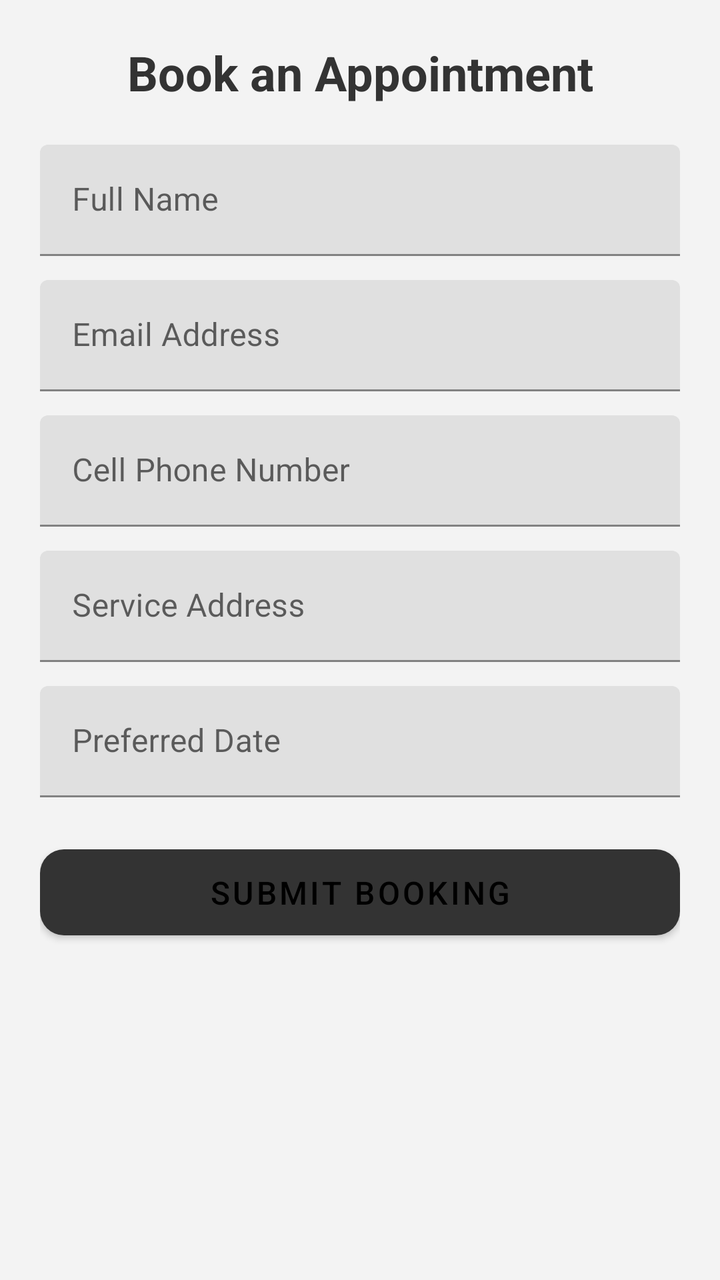
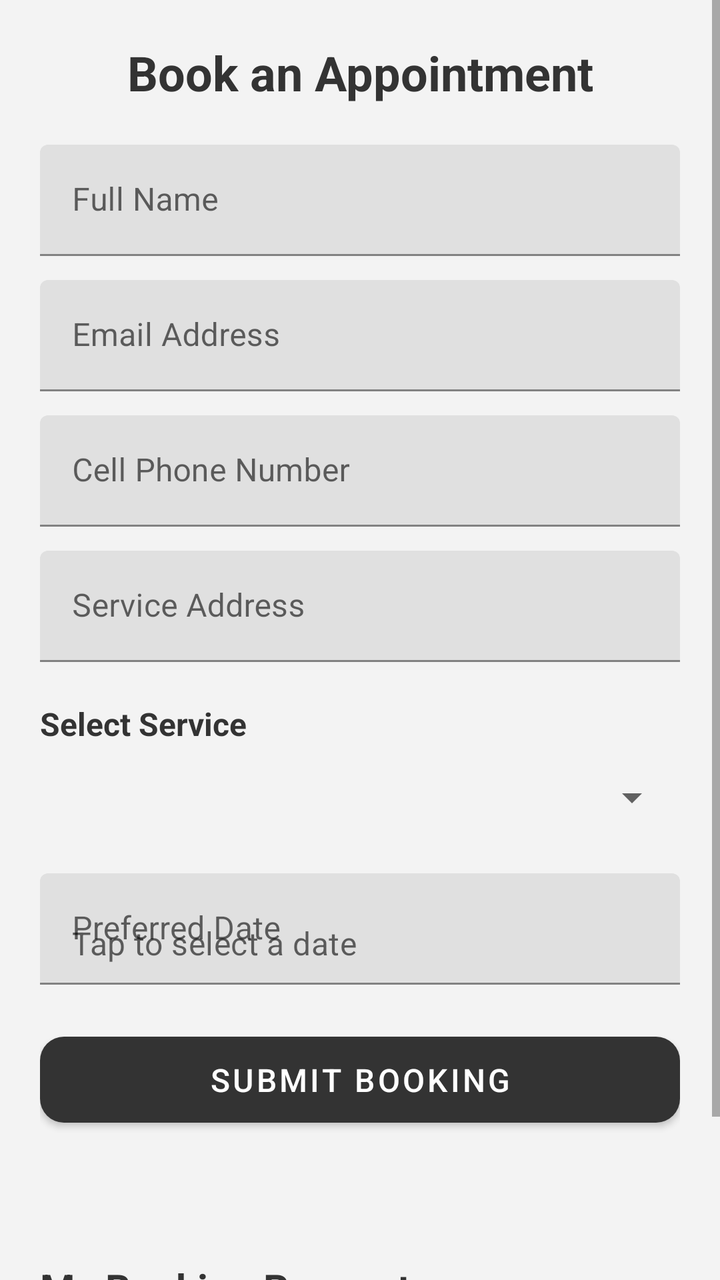

Screens rendered from an Android XML layout before and after an edit, with the pre-edit source and the edit as a unified diff.
<!-- AndroidManifest.xml: application theme Theme.NyamatsiApp -->
<!-- res/layout/fragment_bookings.xml -->
<?xml version="1.0" encoding="utf-8"?>
<ScrollView xmlns:android="http://schemas.android.com/apk/res/android"
    xmlns:app="http://schemas.android.com/apk/res-auto"
    android:layout_width="match_parent"
    android:layout_height="match_parent"
    android:background="@color/background_light">

    <LinearLayout
        android:layout_width="match_parent"
        android:layout_height="wrap_content"
        android:orientation="vertical"
        android:padding="20dp">

        <TextView
            android:layout_width="match_parent"
            android:layout_height="wrap_content"
            android:text="Book an Appointment"
            android:textSize="24sp"
            android:textStyle="bold"
            android:textColor="@color/dark_grey"
            android:gravity="center"
            android:layout_marginBottom="20dp"/>

        <com.google.android.material.textfield.TextInputLayout
            android:layout_width="match_parent"
            android:layout_height="wrap_content"
            android:layout_marginBottom="12dp"
            android:hint="Full Name">
            <com.google.android.material.textfield.TextInputEditText
                android:layout_width="match_parent"
                android:layout_height="wrap_content"
                android:inputType="textPersonName"/>
        </com.google.android.material.textfield.TextInputLayout>

        <com.google.android.material.textfield.TextInputLayout
            android:layout_width="match_parent"
            android:layout_height="wrap_content"
            android:layout_marginBottom="12dp"
            android:hint="Email Address">
            <com.google.android.material.textfield.TextInputEditText
                android:layout_width="match_parent"
                android:layout_height="wrap_content"
                android:inputType="textEmailAddress"/>
        </com.google.android.material.textfield.TextInputLayout>

        <com.google.android.material.textfield.TextInputLayout
            android:layout_width="match_parent"
            android:layout_height="wrap_content"
            android:layout_marginBottom="12dp"
            android:hint="Cell Phone Number">
            <com.google.android.material.textfield.TextInputEditText
                android:layout_width="match_parent"
                android:layout_height="wrap_content"
                android:inputType="phone"/>
        </com.google.android.material.textfield.TextInputLayout>

        <com.google.android.material.textfield.TextInputLayout
            android:layout_width="match_parent"
            android:layout_height="wrap_content"
            android:layout_marginBottom="12dp"
            android:hint="Service Address">
            <com.google.android.material.textfield.TextInputEditText
                android:layout_width="match_parent"
                android:layout_height="wrap_content"
                android:inputType="textPostalAddress"/>
        </com.google.android.material.textfield.TextInputLayout>

        <com.google.android.material.textfield.TextInputLayout
            android:layout_width="match_parent"
            android:layout_height="wrap_content"
            android:layout_marginBottom="20dp"
            android:hint="Preferred Date">
            <com.google.android.material.textfield.TextInputEditText
                android:layout_width="match_parent"
                android:layout_height="wrap_content"
                android:inputType="date"
                android:focusable="false"/> 
        </com.google.android.material.textfield.TextInputLayout>

        <com.google.android.material.button.MaterialButton
            android:layout_width="match_parent"
            android:layout_height="55dp"
            android:text="Submit Booking"
            android:textSize="16sp"
            app:backgroundTint="@color/dark_grey"
            app:cornerRadius="12dp"/>

    </LinearLayout>
</ScrollView>
<!-- resources referenced by this layout -->
<resources>
  <color name="background_light">#F3F3F3</color>
  <color name="dark_grey">#333333</color>
  <style name="Theme.NyamatsiApp" parent="Theme.MaterialComponents.DayNight.NoActionBar">
  
          
          <item name="colorPrimary">@color/primary_cyan</item>
          <item name="colorPrimaryVariant">@color/dark_grey</item>
          <item name="colorOnPrimary">@color/black</item>
  
          
          <item name="colorSecondary">@color/primary_cyan</item>
          <item name="colorSecondaryVariant">@color/dark_grey</item>
          <item name="colorOnSecondary">@color/black</item>
  
          
          <item name="android:statusBarColor" tools:targetApi="l">@color/dark_grey</item>
      </style>
  <color name="primary_cyan">#00BFFF</color>
  <color name="black">#FF000000</color>
</resources>

<!-- the commit's change to res/layout/fragment_bookings.xml (unified diff, before → after) -->
@@ -1,16 +1,20 @@
 <?xml version="1.0" encoding="utf-8"?>
-<ScrollView xmlns:android="http://schemas.android.com/apk/res/android"
+<ScrollView
+    xmlns:android="http://schemas.android.com/apk/res/android"
     xmlns:app="http://schemas.android.com/apk/res-auto"
     android:layout_width="match_parent"
     android:layout_height="match_parent"
-    android:background="@color/background_light">
+    android:background="@color/background_light"
+    android:fillViewport="true">
 
-    <LinearLayout
+
+<LinearLayout
         android:layout_width="match_parent"
         android:layout_height="wrap_content"
         android:orientation="vertical"
         android:padding="20dp">
 
+        
         <TextView
             android:layout_width="match_parent"
             android:layout_height="wrap_content"
@@ -19,71 +23,145 @@
             android:textStyle="bold"
             android:textColor="@color/dark_grey"
             android:gravity="center"
-            android:layout_marginBottom="20dp"/>
+            android:layout_marginBottom="20dp" />
 
+        
         <com.google.android.material.textfield.TextInputLayout
             android:layout_width="match_parent"
             android:layout_height="wrap_content"
             android:layout_marginBottom="12dp"
             android:hint="Full Name">
+
             <com.google.android.material.textfield.TextInputEditText
+                android:id="@+id/bookName"
                 android:layout_width="match_parent"
                 android:layout_height="wrap_content"
-                android:inputType="textPersonName"/>
+                android:inputType="textPersonName" />
+
         </com.google.android.material.textfield.TextInputLayout>
 
+        
         <com.google.android.material.textfield.TextInputLayout
             android:layout_width="match_parent"
             android:layout_height="wrap_content"
             android:layout_marginBottom="12dp"
             android:hint="Email Address">
+
             <com.google.android.material.textfield.TextInputEditText
+                android:id="@+id/bookEmail"
                 android:layout_width="match_parent"
                 android:layout_height="wrap_content"
-                android:inputType="textEmailAddress"/>
+                android:inputType="textEmailAddress" />
+
         </com.google.android.material.textfield.TextInputLayout>
 
+        
         <com.google.android.material.textfield.TextInputLayout
             android:layout_width="match_parent"
             android:layout_height="wrap_content"
             android:layout_marginBottom="12dp"
             android:hint="Cell Phone Number">
+
             <com.google.android.material.textfield.TextInputEditText
+                android:id="@+id/bookPhone"
                 android:layout_width="match_parent"
                 android:layout_height="wrap_content"
-                android:inputType="phone"/>
+                android:inputType="phone" />
+
         </com.google.android.material.textfield.TextInputLayout>
 
+        
         <com.google.android.material.textfield.TextInputLayout
             android:layout_width="match_parent"
             android:layout_height="wrap_content"
             android:layout_marginBottom="12dp"
             android:hint="Service Address">
+
             <com.google.android.material.textfield.TextInputEditText
+                android:id="@+id/bookAddress"
                 android:layout_width="match_parent"
                 android:layout_height="wrap_content"
-                android:inputType="textPostalAddress"/>
+                android:inputType="textPostalAddress" />
+
         </com.google.android.material.textfield.TextInputLayout>
 
+        
+        <TextView
+            android:layout_width="match_parent"
+            android:layout_height="wrap_content"
+            android:text="Select Service"
+            android:textColor="@color/dark_grey"
+            android:textSize="16sp"
+            android:textStyle="bold"
+            android:layout_marginTop="8dp" />
+
+        
+        <Spinner
+            android:id="@+id/bookService"
+            android:layout_width="match_parent"
+            android:layout_height="52dp"
+            android:layout_marginBottom="12dp" />
+
+        
         <com.google.android.material.textfield.TextInputLayout
             android:layout_width="match_parent"
             android:layout_height="wrap_content"
             android:layout_marginBottom="20dp"
             android:hint="Preferred Date">
+
             <com.google.android.material.textfield.TextInputEditText
+                android:id="@+id/bookDate"
                 android:layout_width="match_parent"
                 android:layout_height="wrap_content"
-                android:inputType="date"
-                android:focusable="false"/> 
+                android:hint="Tap to select a date"
+                android:inputType="none"
+                android:focusable="false"
+                android:clickable="true"
+                android:cursorVisible="false" />
+
         </com.google.android.material.textfield.TextInputLayout>
 
+        
         <com.google.android.material.button.MaterialButton
+            android:id="@+id/btnSubmitBooking"
             android:layout_width="match_parent"
             android:layout_height="55dp"
             android:text="Submit Booking"
             android:textSize="16sp"
+            android:textColor="#FFFFFF"
             app:backgroundTint="@color/dark_grey"
-            app:cornerRadius="12dp"/>
+            app:cornerRadius="12dp" />
+
+        
+        <TextView
+            android:id="@+id/bookingMessage"
+            android:layout_width="match_parent"
+            android:layout_height="wrap_content"
+            android:layout_marginTop="12dp"
+            android:textColor="@color/dark_grey"
+            android:textSize="14sp"
+            android:gravity="center" />
+
+        
+        <TextView
+            android:layout_width="match_parent"
+            android:layout_height="wrap_content"
+            android:layout_marginTop="32dp"
+            android:layout_marginBottom="12dp"
+            android:text="My Booking Requests"
+            android:textSize="20sp"
+            android:textStyle="bold"
+            android:textColor="@color/dark_grey" />
+
+        <TextView
+            android:id="@+id/bookingHistory"
+            android:layout_width="match_parent"
+            android:layout_height="wrap_content"
+            android:text="Loading bookings..."
+            android:textColor="@color/dark_grey"
+            android:textSize="15sp"
+            android:paddingBottom="24dp" />
 
     </LinearLayout>
+
 </ScrollView>
